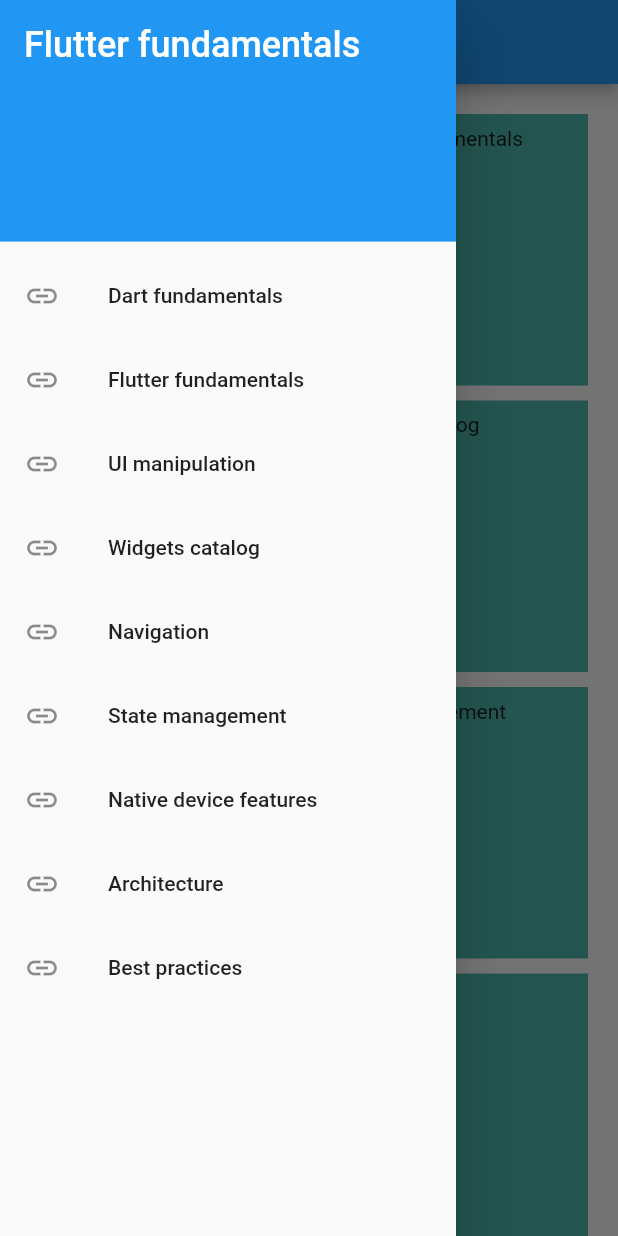
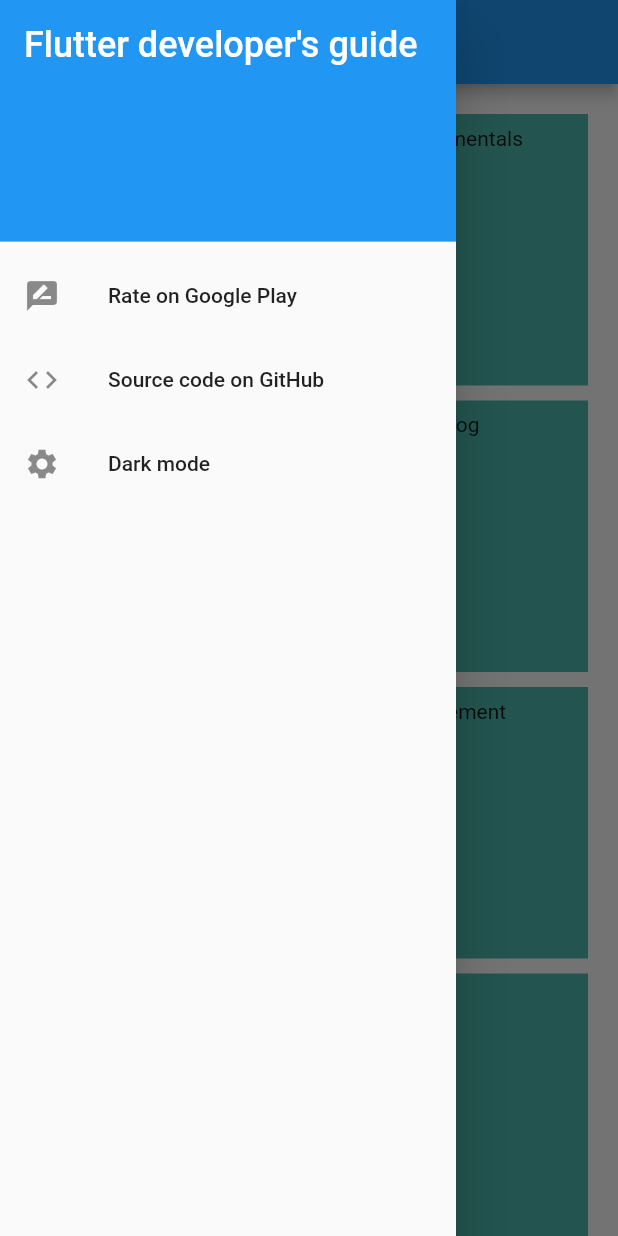
Before and after one commit to Mayank-UK/flutter_fundamentals, a Flutter app: the screen it shows after launch, with the side drawer open, on a phone screen of 412 x 824 dp. Run offline on Flutter 3.47's test engine with Material 2 defaults, Android fonts, the light colour scheme and no system bars; our stand-ins replace flutter_markdown.

Commit message:
added alert on exit and updated drawer

```diff
--- a/lib/ui/views/home_view.dart
+++ b/lib/ui/views/home_view.dart
@@ -23,13 +23,40 @@
 
   @override
   Widget build(BuildContext context) {
-    return Scaffold(
-      appBar: AppBar(
-        title: const Text('Home'),
-      ),
-      drawer: MainDrawer(),
-      body: CustomGridView(
-        gridList: _gridList,
+    return WillPopScope(
+      onWillPop: () async {
+        final value = await showDialog<bool>(
+            context: context,
+            builder: (context) {
+              return AlertDialog(
+                content: Text('Are you sure you want to exit?'),
+                actions: <Widget>[
+                  FlatButton(
+                    child: Text('No'),
+                    onPressed: () {
+                      Navigator.of(context).pop(false);
+                    },
+                  ),
+                  FlatButton(
+                    child: Text('Yes, exit'),
+                    onPressed: () {
+                      Navigator.of(context).pop(true);
+                    },
+                  ),
+                ],
+              );
+            });
+
+        return value == true;
+      },
+      child: Scaffold(
+        appBar: AppBar(
+          title: const Text('Flutter developer\'s guide'),
+        ),
+        drawer: MainDrawer(),
+        body: CustomGridView(
+          gridList: _gridList,
+        ),
       ),
     );
   }
--- a/lib/ui/widgets/main_drawer.dart
+++ b/lib/ui/widgets/main_drawer.dart
@@ -1,6 +1,4 @@
 import 'package:flutter/material.dart';
-
-import '../../core/router/router.dart';
 
 class MainDrawer extends StatelessWidget {
   @override
@@ -14,7 +12,7 @@
               color: Colors.blue,
             ),
             child: Text(
-              'Flutter fundamentals',
+              'Flutter developer\'s guide',
               style: TextStyle(
                 color: Colors.white,
                 fontSize: 24,
@@ -22,76 +20,19 @@
             ),
           ),
           ListTile(
-            leading: Icon(Icons.link),
-            title: Text('Dart fundamentals'),
-            onTap: () {
-              Navigator.of(context).pushNamed(RoutePaths.dartFundamentals,
-                  arguments: {"appBarTitle": "Dart fundamentals"});
-            },
+            leading: Icon(Icons.rate_review),
+            title: Text('Rate on Google Play'),
+            onTap: () {},
           ),
           ListTile(
-            leading: Icon(Icons.link),
-            title: Text('Flutter fundamentals'),
-            onTap: () {
-              Navigator.of(context).pushNamed(RoutePaths.flutterFundamentals,
-                  arguments: {"appBarTitle": "Flutter fundamentals"});
-            },
+            leading: Icon(Icons.code),
+            title: Text('Source code on GitHub'),
+            onTap: () {},
           ),
           ListTile(
-            leading: Icon(Icons.link),
-            title: Text('UI manipulation'),
-            onTap: () {
-              Navigator.of(context).pushNamed(RoutePaths.uiManipulation,
-                  arguments: {"appBarTitle": "Basic UI manipulation"});
-            },
-          ),
-          ListTile(
-            leading: Icon(Icons.link),
-            title: Text('Widgets catalog'),
-            onTap: () {
-              Navigator.of(context).pushNamed(RoutePaths.widgetsCatalog,
-                  arguments: {"appBarTitle": "Widgets catalog"});
-            },
-          ),
-          ListTile(
-            leading: Icon(Icons.link),
-            title: Text('Navigation'),
-            onTap: () {
-              Navigator.of(context).pushNamed(RoutePaths.navigation,
-                  arguments: {"appBarTitle": "Navigation"});
-            },
-          ),
-          ListTile(
-            leading: Icon(Icons.link),
-            title: Text('State management'),
-            onTap: () {
-              Navigator.of(context).pushNamed(RoutePaths.stateManagement,
-                  arguments: {"appBarTitle": "State management"});
-            },
-          ),
-          ListTile(
-            leading: Icon(Icons.link),
-            title: Text('Native device features'),
-            onTap: () {
-              Navigator.of(context).pushNamed(RoutePaths.nativeDeviceFeatures,
-                  arguments: {"appBarTitle": "Native device features"});
-            },
-          ),
-          ListTile(
-            leading: Icon(Icons.link),
-            title: Text('Architecture'),
-            onTap: () {
-              Navigator.of(context).pushNamed(RoutePaths.architecture,
-                  arguments: {"appBarTitle": "Architecture"});
-            },
-          ),
-          ListTile(
-            leading: Icon(Icons.link),
-            title: Text('Best practices'),
-            onTap: () {
-              Navigator.of(context).pushNamed(RoutePaths.bestPractices,
-                  arguments: {"appBarTitle": "Best practices"});
-            },
+            leading: Icon(Icons.settings),
+            title: Text('Dark mode'),
+            onTap: () {},
           ),
         ],
       ),
```
Also changed, not shown: lib/ui/views/state_management/sub_views/todos_app_view.dart (+168 -144 lines), 1 other file.
